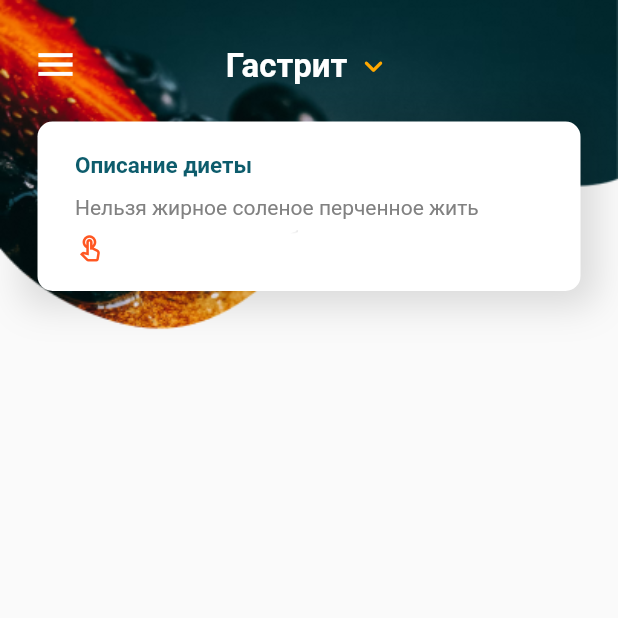
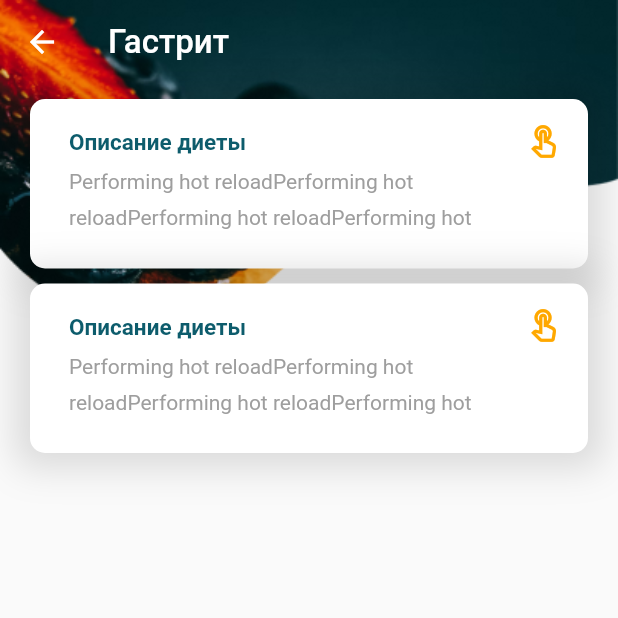
Before and after one commit to asg1997/Diet_List_Flutter, a Flutter app: the MainScreen screen opened by its route, on a phone screen of 412 x 824 dp, the top half of it. Run offline on Flutter 3.47's test engine with Material 2 defaults, Android fonts, the light colour scheme and no system bars.

Commit message:
рлолл

```diff
--- /dev/null
+++ b/lib/Components/custom_app_bar.dart
@@ -0,0 +1,52 @@
+
+import 'package:flutter/material.dart';
+
+class CustomAppBar extends AppBar {
+
+
+  AppBar create(String title) {
+    return AppBar(
+      title: Text(title,
+        style: TextStyle(
+          color: Colors.white,
+          fontSize: 22,
+        ),
+      ),
+      backgroundColor: Colors.black.withOpacity(0),
+      shadowColor: Colors.black.withOpacity(0),
+    );
+  }
+}
+//
+// class CustomAppBar extends StatefulWidget {
+//   CustomAppBar({Key? key,
+//
+//   this.hasDropdown = false,
+//     this.hasMenu = false,
+//     this.title = 'Гастрит'
+//
+//   }) : super(key: key);
+//
+//   bool hasMenu;
+//   String title;
+//   bool hasDropdown;
+//
+//
+//   @override
+//   _CustomAppBarState createState() => _CustomAppBarState();
+// }
+//
+// class _CustomAppBarState extends State<CustomAppBar> {
+//   @override
+//   Widget build(BuildContext context) {
+//     return AppBar(
+//       title: Text(widget.title,
+//         style: TextStyle(
+//           color: Colors.black,
+//         ),
+//       ),
+//       backgroundColor: Colors.black.withOpacity(0),
+//       shadowColor: Colors.black.withOpacity(0),
+//     );
+//   }
+// }
--- a/lib/Screens/main_screen.dart
+++ b/lib/Screens/main_screen.dart
@@ -1,3 +1,4 @@
+import 'package:diet_list_flutter/Components/custom_app_bar.dart';
 import 'package:flutter/material.dart';
 
 class MainScreen extends StatefulWidget {
@@ -15,10 +16,11 @@ class _MainScreenState extends State<MainScreen> {
   @override
   Widget build(BuildContext context) {
     return Scaffold(
-      body: SafeArea(
-        child: Stack(
+      extendBodyBehindAppBar: true,
+      appBar: CustomAppBar().create('Гастрит'),
+      body: Stack(
         children: [
-            // Задняя картинка
+          // Картинка на заднем фоне
         Container(
                 decoration: BoxDecoration(
                     image: DecorationImage(
@@ -26,104 +28,108 @@ class _MainScreenState extends State<MainScreen> {
                         fit: BoxFit.fitWidth,
                         alignment: Alignment.topCenter)),
               ),
-            // Заголовок
-            Align(
-              alignment: Alignment.topCenter,
+          // Основная информация
+          SafeArea(
             child: Padding(
-                padding: const EdgeInsets.only(top: 20),
-                child:
-                Row(mainAxisAlignment: MainAxisAlignment.center, children: [
-                  ElevatedButton(
-                      onPressed: () {},
-                      style: ElevatedButton.styleFrom(
-                          primary: Colors.transparent,
-                          shadowColor: Colors.transparent),
-                      child: Row(children: [
-                        Text(
-                          'Гастрит',
-                          style: TextStyle(
-                              fontSize: 22,
-                              color: Colors.white,
-                              fontWeight: FontWeight.bold),
-                        ),
-                        Padding(padding: EdgeInsets.only(left: 5)),
-                        Icon(
-                          Icons.keyboard_arrow_down_rounded,
-                          size: 25,
-                          color: Color.fromRGBO(255, 168, 0, 1),
-                        )
-                      ])),
-                ]),
-              ),
-            ),
-            // Меню
-            Align(
-                alignment: Alignment.topLeft,
-                child: Padding(
-                    padding: const EdgeInsets.only(top: 19, left: 5),
-                    child: ElevatedButton(
-                      onPressed: () {},
-                      style: ElevatedButton.styleFrom(
-                          primary: Colors.transparent,
-                          shadowColor: Colors.transparent),
-                      child: Icon(
-                        Icons.menu_outlined,
-                        size: 30,
-                        color: Colors.white,
-                      ),
-                    ))),
-            descriptionPanel()
+              padding: const EdgeInsets.only(
+                  top: 10,
+              left: 20,
+              right: 20),
+              child: Column(
+                children: [
+                  discriptionTile(),
+                  SizedBox(height: 10),
+                  discriptionTile(),
                 ],
               ),
             ),
+          ),
+
+        ],
+
+      ),
+      // body: SafeArea(
+      //   child: Stack(
+      //     children: [
+      //       // MARK: - Шапка
+      //       // Задняя картинка
+      //       Container(
+      //         decoration: BoxDecoration(
+      //             image: DecorationImage(
+      //                 image: AssetImage('assets/fon.png'),
+      //                 fit: BoxFit.fitWidth,
+      //                 alignment: Alignment.topCenter)),
+      //       ),
+      //       // Заголовок
+      //       Align(
+      //         alignment: Alignment.topCenter,
+      //         child: Padding(
+      //           padding: const EdgeInsets.only(top: 20),
+      //           child:
+      //               Row(mainAxisAlignment: MainAxisAlignment.center, children: [
+      //             ElevatedButton(
+      //                 onPressed: () {},
+      //                 style: ElevatedButton.styleFrom(
+      //                     primary: Colors.transparent,
+      //                     shadowColor: Colors.transparent),
+      //                 child: Row(children: [
+      //                   Text(
+      //                     'Гастрит',
+      //                     style: TextStyle(
+      //                         fontSize: 22,
+      //                         color: Colors.white,
+      //                         fontWeight: FontWeight.bold),
+      //                   ),
+      //                   Padding(padding: EdgeInsets.only(left: 5)),
+      //                   Icon(
+      //                     Icons.keyboard_arrow_down_rounded,
+      //                     size: 25,
+      //                     color: Color.fromRGBO(255, 168, 0, 1),
+      //                   )
+      //                 ])),
+      //           ]),
+      //         ),
+      //       ),
+      //       // Меню
+      //       Align(
+      //           alignment: Alignment.topLeft,
+      //           child: Padding(
+      //               padding: const EdgeInsets.only(top: 19, left: 5),
+      //               child: ElevatedButton(
+      //                 onPressed: () {},
+      //                 style: ElevatedButton.styleFrom(
+      //                     primary: Colors.transparent,
+      //                     shadowColor: Colors.transparent),
+      //                 child: Icon(
+      //                   Icons.menu_outlined,
+      //                   size: 30,
+      //                   color: Colors.white,
+      //                 ),
+      //               ))),
+      //
+      //
+      //       // Ячейки с описанием
+      //       // SizedBox(height: 10,),
+      //       // Column(
+      //       // children: [
+      //       //   discriptionTile(),
+      //       //   SizedBox(height: 10),
+      //       //   discriptionTile(),
+      //       // ],
+      //       // )
+      //
+      //     ],
+      //   ),
+      // ),
     );
   }
 
-  // Widget descriptionPanel() {
-  //   return Container(
-  //     child: ListView.builder(
-  //
-  //         itemCount: list.length,
-  //         padding: EdgeInsets.only(top: 70, left: 24, right: 24),
-  //         itemBuilder: (context, index) => DecoratedBox(
-  //               decoration: BoxDecoration(
-  //                 color: Colors.white,
-  //                 borderRadius: BorderRadius.circular(10),
-  //               ),
-  //               child: ExpansionTile(
-  //                 title: Text(
-  //                   'Описание диеты',
-  //                   style: TextStyle(
-  //                       fontSize: 15,
-  //                       fontWeight: FontWeight.bold,
-  //                       color: Color.fromRGBO(13, 92, 108, 1)),
-  //                 ),
-  //                 children: list
-  //                     .map((value) => DecoratedBox(
-  //                           decoration: BoxDecoration(color: Colors.white),
-  //                           child: ListTile(
-  //                             title: Text(value),
-  //                           ),
-  //                         ))
-  //                     .toList(),
-  //               ),
-  //             )),
-  //   );
-  // }
 
-  Widget descriptionPanel() {
-    return GestureDetector(
-      onTap: () {
-        print('dsg');
-      },
-      child: Column(
-        children: [
-            Container(
+
+  // TODO: - Реализовать нажатие
+  Widget discriptionTile() {
+    return Container(
       height: 113,
-              width: MediaQuery.of(context).size.width,
-              padding: EdgeInsets.only(left: 25, right: 50, top: 20, bottom: 18),
-              margin: EdgeInsets.only(top: 81, left: 25, right: 25),
-
       decoration: BoxDecoration(
         color: Colors.white,
         borderRadius: BorderRadius.circular(10),
@@ -133,73 +139,65 @@ class _MainScreenState extends State<MainScreen> {
             color: Colors.black.withOpacity(0.13),
             spreadRadius: 10,
             blurRadius: 20,
+          )
+        ],
       ),
-                ]
-
-              ),
+      child: Row(
+        crossAxisAlignment: CrossAxisAlignment.start,
+        children: [
+          // Текст
+          Expanded(
+            // Левая часть ячейки
             child: Container(
+              padding: EdgeInsets.only(top: 20, left: 26, bottom: 0),
               child: Column(
                 crossAxisAlignment: CrossAxisAlignment.start,
+                mainAxisAlignment: MainAxisAlignment.center,
                 children: [
-                    Text('Описание диеты',
+                  // Заголовок
+                  Text(
+                    'Описание диеты',
                     style: TextStyle(
                         fontSize: 15,
                         fontWeight: FontWeight.bold,
-                          color: Color.fromRGBO(13, 92, 108, 1)
+                        color: Color.fromRGBO(13, 92, 108, 1)),
+                  ),
+                  // Расстояние между заголовком и описанием
+                  SizedBox(height: 3,),
+                  // Описание
+                  Expanded(
+                    child: Text(
+                      'Performing hot reloadPerforming hot reloadPerforming hot reloadPerforming hot reloadreloadPerforming hot reloadreloadPerforming hot reload ',
+                      style: TextStyle(
+                        height: 1.7,
+                        color: Colors.grey,
+                        fontSize: 14,
+                      ),
+                      overflow: TextOverflow.clip,
                     ),
                   ),
-                    SizedBox(height: 7),
-                    Flexible(
-                      child: Text('Нельзя жирное соленое перченное жить все нельзя никак недбчх апрвпрпарп перченное жить все нельзя никак недбчх апрвпрпарп',
-                        style: TextStyle(
-                            fontSize: 14,
-                            color: Color.fromRGBO(129, 129, 129, 1),
-                          height: 1.5,
-                          overflow: TextOverflow.fade,
-                        ),
-                      ),
-                    ),
-                    Row(
-                      children: [
-                        Row(
-                          children: [
-                            Icon(Icons.touch_app_outlined,
-                            size: 20,
-                              color: Colors.deepOrange,
-                            )
-                          ],
-                        )
-                      ],
+                  // Растояние от описания до конца ячейки
+                  SizedBox(
+                    height: 20,
                   )
                 ],
               ),
-              )
+              // Ряд с иконкой
+            ),
+          ),
+
+          // Правая часть: Иконка
+          Padding(
+            padding: const EdgeInsets.only(right: 17, top: 16, left: 16),
+            child: Align(
+              alignment: Alignment.topCenter,
+              child: Icon(Icons.touch_app_outlined,
+                size: 25,
+                color: Color.fromRGBO(255, 168, 0, 1),),
+            ),
           )
         ],
       ),
     );
   }
 }
-/*child: Column(
-                  crossAxisAlignment: CrossAxisAlignment.start,
-                  children: [
-                    Text('Описание диеты',
-                    style: TextStyle(
-                      fontSize: 15,
-                      fontWeight: FontWeight.bold,
-                      color: Color.fromRGBO(13, 92, 108, 1)
-                    )
-                      ,),
-                    SizedBox(height: 7),
-                    Flexible(
-                      child: Text('варпоылроылдлрпрлдоллраллодлрлалолровлораоырпоарылдлрпрлдоллраллодлрлалолровлораылдлрпрлдоллраллодлрлалолровлораылдлрпрлдоллраллодлрлалолровлора',
-                        style: TextStyle(
-                        fontSize: 14,
-                        color: Color.fromRGBO(129, 129, 129, 1),
-                        height: 1.5,
-                        overflow: TextOverflow.fade,
-                      ),
-                      ),
-                    ),
-                  ],
-                ),*/
```
Lines whose indentation alone changed are shown as unchanged.
